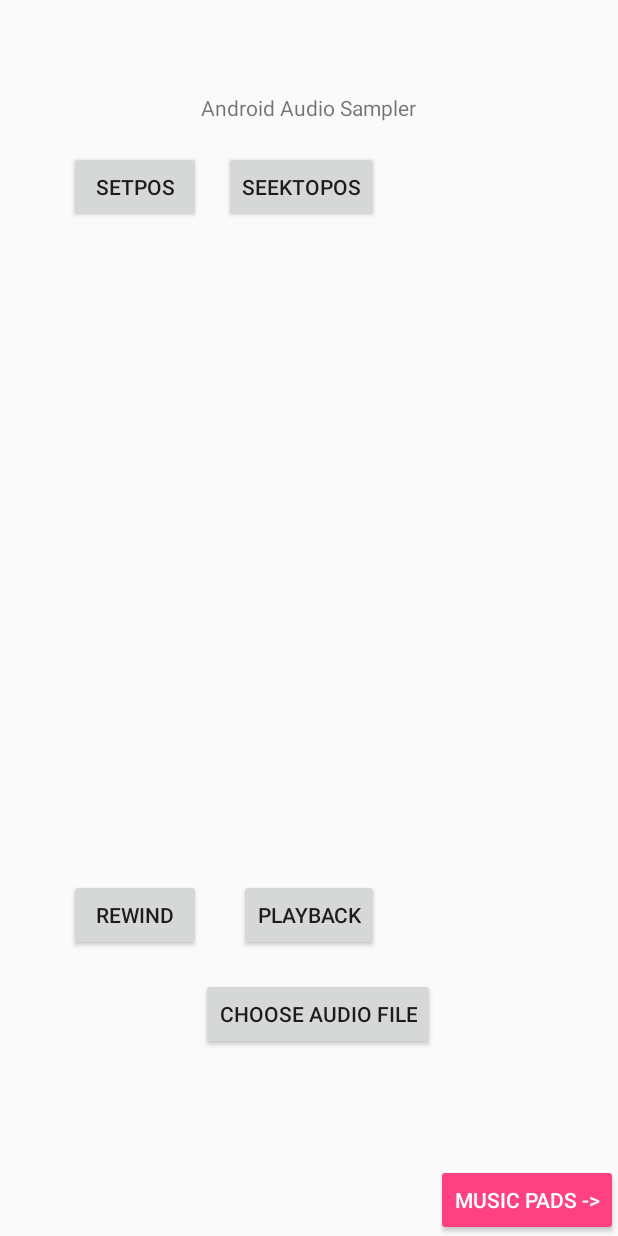
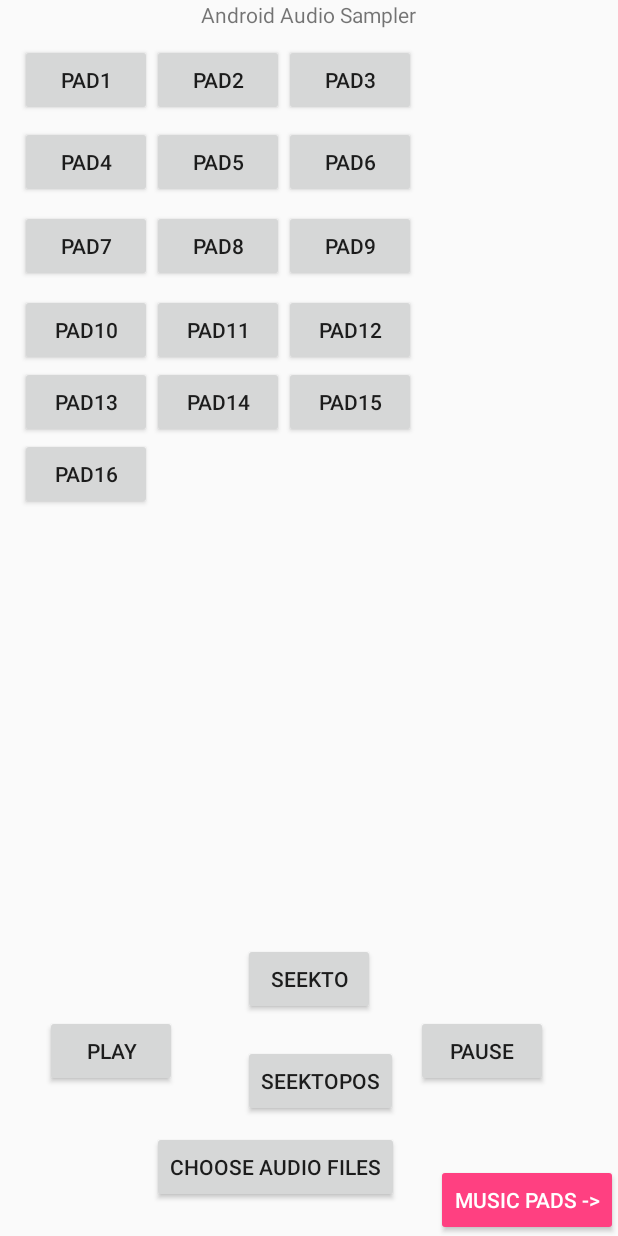
Before and after one commit to JackWitherell/ProjectAndroidSampler, an Android app: the layout activity_main.xml on its own in the app's theme, with its tools: preview values and no code run, on a phone screen of 412 x 824 dp. Run offline under Robolectric (Android 15) with nearby library versions, the phone set to English and light mode, and no system bars.

Commit message:
UI For App

```diff
--- a/Source/Repos/AndroidSamplerAS/app/src/main/res/layout/activity_main.xml
+++ b/Source/Repos/AndroidSamplerAS/app/src/main/res/layout/activity_main.xml
@@ -11,56 +11,188 @@
         android:layout_height="wrap_content"
         android:layout_alignParentTop="true"
         android:layout_centerHorizontal="true"
-        android:layout_marginTop="62dp"
-        android:text="Android Audio Sampler"
+        android:text="@string/android_audio_sampler"
         app:layout_constraintBottom_toBottomOf="parent"
         app:layout_constraintLeft_toLeftOf="parent"
         app:layout_constraintRight_toRightOf="parent"
-        app:layout_constraintTop_toTopOf="parent"
-        android:id="@+id/textView" />
+        app:layout_constraintTop_toTopOf="parent" />
 
     <Button
         android:id="@+id/button"
         android:layout_width="wrap_content"
         android:layout_height="wrap_content"
-        android:layout_alignParentBottom="true"
-        android:layout_marginBottom="124dp"
-        android:layout_toEndOf="@+id/buttonRewind"
-        android:text="Choose Audio File" />
+        android:layout_alignParentStart="true"
+        android:layout_alignParentTop="true"
+        android:layout_marginStart="13dp"
+        android:layout_marginTop="29dp"
+        android:text="@string/pad1" />
 
     <Button
-        android:id="@+id/buttonplay"
+        android:id="@+id/button2"
         android:layout_width="wrap_content"
         android:layout_height="wrap_content"
-        android:layout_above="@+id/button"
-        android:layout_centerHorizontal="true"
-        android:layout_marginBottom="18dp"
-        android:text="Playback" />
+        android:layout_alignTop="@+id/button"
+        android:layout_toEndOf="@+id/button"
+        android:text="@string/pad2" />
 
     <Button
-        android:id="@+id/buttonRewind"
+        android:id="@+id/button3"
         android:layout_width="wrap_content"
         android:layout_height="wrap_content"
-        android:layout_alignTop="@+id/buttonplay"
-        android:layout_toStartOf="@+id/textView"
-        android:text="Rewind" />
+        android:layout_alignTop="@+id/button"
+        android:layout_toEndOf="@+id/button2"
+        android:text="@string/pad3" />
 
     <Button
-        android:id="@+id/button5sff"
+        android:id="@+id/button4"
         android:layout_width="wrap_content"
         android:layout_height="wrap_content"
-        android:layout_alignEnd="@+id/buttonplay"
-        android:layout_alignTop="@+id/buttonsetpos"
-        android:text="seektoPos" />
+        android:layout_alignParentTop="true"
+        android:layout_alignStart="@+id/button"
+        android:layout_marginTop="84dp"
+        android:text="Pad4" />
 
     <Button
-        android:id="@+id/buttonsetpos"
+        android:id="@+id/button5"
         android:layout_width="wrap_content"
         android:layout_height="wrap_content"
-        android:layout_below="@+id/textView"
-        android:layout_marginTop="19dp"
-        android:layout_toStartOf="@+id/button"
-        android:text="setPos" />
+        android:layout_alignBottom="@+id/button4"
+        android:layout_alignStart="@+id/button2"
+        android:text="Pad5" />
+
+    <Button
+        android:id="@+id/button6"
+        android:layout_width="wrap_content"
+        android:layout_height="wrap_content"
+        android:layout_alignStart="@+id/button3"
+        android:layout_alignTop="@+id/button4"
+        android:text="Pad6" />
+
+    <Button
+        android:id="@+id/button7"
+        android:layout_width="wrap_content"
+        android:layout_height="wrap_content"
+        android:layout_alignParentTop="true"
+        android:layout_alignStart="@+id/button"
+        android:layout_marginTop="140dp"
+        android:text="Pad7" />
+
+    <Button
+        android:id="@+id/button8"
+        android:layout_width="wrap_content"
+        android:layout_height="wrap_content"
+        android:layout_alignStart="@+id/button2"
+        android:layout_alignTop="@+id/button7"
+        android:text="Pad8" />
+
+    <Button
+        android:id="@+id/button9"
+        android:layout_width="wrap_content"
+        android:layout_height="wrap_content"
+        android:layout_alignStart="@+id/button3"
+        android:layout_alignTop="@+id/button7"
+        android:text="Pad9" />
+
+    <Button
+        android:id="@+id/button10"
+        android:layout_width="wrap_content"
+        android:layout_height="wrap_content"
+        android:layout_alignParentTop="true"
+        android:layout_alignStart="@+id/button"
+        android:layout_marginTop="196dp"
+        android:text="Pad10" />
+
+    <Button
+        android:id="@+id/button11"
+        android:layout_width="wrap_content"
+        android:layout_height="wrap_content"
+        android:layout_alignStart="@+id/button2"
+        android:layout_alignTop="@+id/button10"
+        android:text="Pad11" />
+
+    <Button
+        android:id="@+id/button12"
+        android:layout_width="wrap_content"
+        android:layout_height="wrap_content"
+        android:layout_alignStart="@+id/button3"
+        android:layout_alignTop="@+id/button10"
+        android:text="Pad12" />
+
+    <Button
+        android:id="@+id/button16"
+        android:layout_width="wrap_content"
+        android:layout_height="wrap_content"
+        android:layout_alignStart="@+id/button"
+        android:layout_below="@+id/button10"
+        android:text="Pad13" />
+
+    <Button
+        android:id="@+id/button17"
+        android:layout_width="wrap_content"
+        android:layout_height="wrap_content"
+        android:layout_alignStart="@+id/button2"
+        android:layout_alignTop="@+id/button16"
+        android:text="Pad14" />
+
+    <Button
+        android:id="@+id/button18"
+        android:layout_width="wrap_content"
+        android:layout_height="wrap_content"
+        android:layout_alignStart="@+id/button3"
+        android:layout_alignTop="@+id/button16"
+        android:text="Pad15" />
+
+    <Button
+        android:id="@+id/button19"
+        android:layout_width="wrap_content"
+        android:layout_height="wrap_content"
+        android:layout_alignStart="@+id/button"
+        android:layout_below="@+id/button16"
+        android:text="Pad16" />
+
+    <Button
+        android:id="@+id/button13"
+        android:layout_width="wrap_content"
+        android:layout_height="wrap_content"
+        android:layout_alignParentBottom="true"
+        android:layout_marginBottom="99dp"
+        android:layout_toEndOf="@+id/button3"
+        android:text="Pause" />
+
+    <Button
+        android:id="@+id/button14"
+        android:layout_width="wrap_content"
+        android:layout_height="wrap_content"
+        android:layout_alignParentBottom="true"
+        android:layout_marginBottom="22dp"
+        android:layout_toEndOf="@+id/button"
+        android:text="Choose Audio Files" />
+
+    <Button
+        android:id="@+id/button15"
+        android:layout_width="wrap_content"
+        android:layout_height="wrap_content"
+        android:layout_alignParentStart="true"
+        android:layout_alignTop="@+id/button13"
+        android:layout_marginStart="30dp"
+        android:text="Play" />
+
+    <Button
+        android:id="@+id/button22"
+        android:layout_width="wrap_content"
+        android:layout_height="wrap_content"
+        android:layout_above="@+id/button13"
+        android:layout_centerHorizontal="true"
+        android:text="SeekTo" />
+
+    <Button
+        android:id="@+id/button23"
+        android:layout_width="wrap_content"
+        android:layout_height="wrap_content"
+        android:layout_alignParentBottom="true"
+        android:layout_alignStart="@+id/button22"
+        android:layout_marginBottom="79dp"
+        android:text="SeekToPos" />
 
     <Button
         android:id="@+id/bt_launch_activity"
@@ -71,4 +203,5 @@
         android:layout_alignParentEnd="true"
         android:text="Music Pads ->" />
 
+
 </android.widget.RelativeLayout>
--- a/Source/Repos/AndroidSamplerAS/app/src/main/res/values/strings.xml
+++ b/Source/Repos/AndroidSamplerAS/app/src/main/res/values/strings.xml
@@ -1,4 +1,8 @@
 <resources>
     <string name="app_name">AndroidSamplerAS</string>
     <string name="title_activity_music_pads">MusicPads</string>
+    <string name="android_audio_sampler">Android Audio Sampler</string>
+    <string name="pad1">Pad1</string>
+    <string name="pad2">pad2</string>
+    <string name="pad3">Pad3</string>
 </resources>
--- a/Source/Repos/AndroidSamplerAS/build.gradle
+++ b/Source/Repos/AndroidSamplerAS/build.gradle
@@ -7,7 +7,7 @@ buildscript {
         jcenter()
     }
     dependencies {
-        classpath 'com.android.tools.build:gradle:3.0.1'
+        classpath 'com.android.tools.build:gradle:3.1.1'
 
 
         // NOTE: Do not place your application dependencies here; they belong
```
Also changed, not shown: Source/Repos/AndroidSamplerAS/gradle/wrapper/gradle-wrapper.properties.
